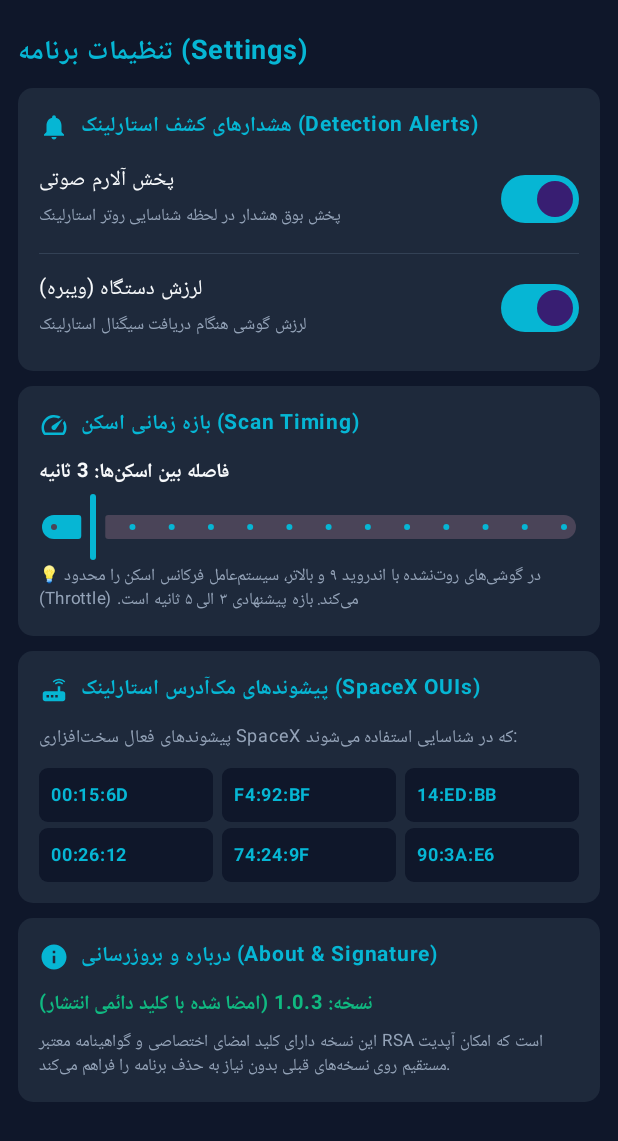
After one commit to samaelleo/starlink-scanner, an Android app built with Jetpack Compose: the composable SettingsScreen shown on its own in the app's theme, on a phone screen of 412 x 824 dp. The commit adds this screen. Shown: the top 1141 px of the screen. Run offline under Robolectric (Android 15) with nearby library versions, the phone set to English and light mode, and no system bars.

Commit message:
Add Android Settings tab, add permanent release signing keystore, and suppress Windows console popups

```diff
--- a/android_project/app/src/main/java/com/starlink/scanner/service/ScanForegroundService.kt
+++ b/android_project/app/src/main/java/com/starlink/scanner/service/ScanForegroundService.kt
@@ -24,6 +24,10 @@ import kotlinx.coroutines.flow.asStateFlow
 class ScanForegroundService : Service() {
 
     companion object {
+        var soundEnabled: Boolean = true
+        var vibrationEnabled: Boolean = true
+        var scanIntervalMs: Long = 3000L
+
         private val _networks = MutableStateFlow<List<WifiNetwork>>(emptyList())
         val networks: StateFlow<List<WifiNetwork>> = _networks.asStateFlow()
 
@@ -100,7 +104,7 @@ class ScanForegroundService : Service() {
                     Log.e("StarlinkScanner", "Wifi startScan error: ${e.message}")
                 }
                 // Check scan results or sleep for next scan interval
-                delay(4000L)
+                delay(scanIntervalMs)
             }
         }
     }
@@ -195,7 +199,7 @@ class ScanForegroundService : Service() {
         // Trigger alert once per BSSID
         if (!alertedBssids.contains(net.bssid)) {
             alertedBssids.add(net.bssid)
-            alarmManager.triggerAlarm()
+            alarmManager.triggerAlarm(soundEnabled, vibrationEnabled)
             notificationHelper.sendDetectionAlert(net.ssid, net.bssid, net.score)
         }
 
--- /dev/null
+++ b/android_project/app/src/main/java/com/starlink/scanner/ui/screens/SettingsScreen.kt
@@ -0,0 +1,220 @@
+package com.starlink.scanner.ui.screens
+
+import android.widget.Toast
+import androidx.compose.foundation.background
+import androidx.compose.foundation.layout.*
+import androidx.compose.foundation.rememberScrollState
+import androidx.compose.foundation.shape.RoundedCornerShape
+import androidx.compose.foundation.verticalScroll
+import androidx.compose.material.icons.Icons
+import androidx.compose.material.icons.filled.Info
+import androidx.compose.material.icons.filled.Notifications
+import androidx.compose.material.icons.filled.Router
+import androidx.compose.material.icons.filled.Speed
+import androidx.compose.material3.*
+import androidx.compose.runtime.*
+import androidx.compose.ui.Alignment
+import androidx.compose.ui.Modifier
+import androidx.compose.ui.graphics.Color
+import androidx.compose.ui.graphics.vector.ImageVector
+import androidx.compose.ui.platform.LocalContext
+import androidx.compose.ui.text.font.FontWeight
+import androidx.compose.ui.unit.dp
+import androidx.compose.ui.unit.sp
+import com.starlink.scanner.scanner.StarlinkScorer
+import com.starlink.scanner.service.ScanForegroundService
+import com.starlink.scanner.ui.theme.*
+
+@Composable
+fun SettingsScreen() {
+    val context = LocalContext.current
+    val scrollState = rememberScrollState()
+
+    var soundEnabled by remember { mutableStateOf(ScanForegroundService.soundEnabled) }
+    var vibrationEnabled by remember { mutableStateOf(ScanForegroundService.vibrationEnabled) }
+    var scanIntervalSeconds by remember { mutableStateOf((ScanForegroundService.scanIntervalMs / 1000).toFloat()) }
+
+    Column(
+        modifier = Modifier
+            .fillMaxSize()
+            .background(StarlinkDarkBg)
+            .padding(12.dp)
+            .verticalScroll(scrollState)
+    ) {
+        Text(
+            text = "تنظیمات برنامه (Settings)",
+            color = StarlinkCyan,
+            fontSize = 18.sp,
+            fontWeight = FontWeight.Bold,
+            modifier = Modifier.padding(vertical = 8.dp)
+        )
+
+        // 1. Alert Settings Card
+        SettingsCard(
+            title = "هشدارهای کشف استارلینک (Detection Alerts)",
+            icon = Icons.Default.Notifications
+        ) {
+            Row(
+                modifier = Modifier
+                    .fillMaxWidth()
+                    .padding(vertical = 4.dp),
+                horizontalArrangement = Arrangement.SpaceBetween,
+                verticalAlignment = Alignment.CenterVertically
+            ) {
+                Column(modifier = Modifier.weight(1f)) {
+                    Text("پخش آلارم صوتی", color = StarlinkTextPrimary, fontSize = 14.sp)
+                    Text("پخش بوق هشدار در لحظه شناسایی روتر استارلینک", color = StarlinkTextSecondary, fontSize = 11.sp)
+                }
+                Switch(
+                    checked = soundEnabled,
+                    onCheckedChange = {
+                        soundEnabled = it
+                        ScanForegroundService.soundEnabled = it
+                    }
+                )
+            }
+
+            Divider(color = Color(0xFF334155), thickness = 0.5.dp, modifier = Modifier.padding(vertical = 8.dp))
+
+            Row(
+                modifier = Modifier
+                    .fillMaxWidth()
+                    .padding(vertical = 4.dp),
+                horizontalArrangement = Arrangement.SpaceBetween,
+                verticalAlignment = Alignment.CenterVertically
+            ) {
+                Column(modifier = Modifier.weight(1f)) {
+                    Text("لرزش دستگاه (ویبره)", color = StarlinkTextPrimary, fontSize = 14.sp)
+                    Text("لرزش گوشی هنگام دریافت سیگنال استارلینک", color = StarlinkTextSecondary, fontSize = 11.sp)
+                }
+                Switch(
+                    checked = vibrationEnabled,
+                    onCheckedChange = {
+                        vibrationEnabled = it
+                        ScanForegroundService.vibrationEnabled = it
+                    }
+                )
+            }
+        }
+
+        Spacer(modifier = Modifier.height(10.dp))
+
+        // 2. Scan Throttling & Timing
+        SettingsCard(
+            title = "بازه زمانی اسکن (Scan Timing)",
+            icon = Icons.Default.Speed
+        ) {
+            Text(
+                text = "فاصله بین اسکن‌ها: ${scanIntervalSeconds.toInt()} ثانیه",
+                color = StarlinkTextPrimary,
+                fontSize = 13.sp,
+                fontWeight = FontWeight.Bold
+            )
+            Slider(
+                value = scanIntervalSeconds,
+                onValueChange = {
+                    scanIntervalSeconds = it
+                    ScanForegroundService.scanIntervalMs = (it * 1000).toLong()
+                },
+                valueRange = 2f..15f,
+                steps = 12
+            )
+            Text(
+                text = "💡 در گوشی‌های روت‌نشده با اندروید ۹ و بالاتر، سیستم‌عامل فرکانس اسکن را محدود (Throttle) می‌کند. بازه پیشنهادی ۳ الی ۵ ثانیه است.",
+                color = StarlinkTextSecondary,
+                fontSize = 11.sp,
+                lineHeight = 16.sp
+            )
+        }
+
+        Spacer(modifier = Modifier.height(10.dp))
+
+        // 3. SpaceX Active OUIs
+        SettingsCard(
+            title = "پیشوندهای مک‌آدرس استارلینک (SpaceX OUIs)",
+            icon = Icons.Default.Router
+        ) {
+            Text(
+                text = "پیشوندهای فعال سخت‌افزاری SpaceX که در شناسایی استفاده می‌شوند:",
+                color = StarlinkTextSecondary,
+                fontSize = 12.sp
+            )
+            Spacer(modifier = Modifier.height(8.dp))
+
+            val ouis = StarlinkScorer.DEFAULT_SPACEX_OUIS.toList()
+            Column(verticalArrangement = Arrangement.spacedBy(4.dp)) {
+                ouis.chunked(3).forEach { rowOuis ->
+                    Row(
+                        modifier = Modifier.fillMaxWidth(),
+                        horizontalArrangement = Arrangement.spacedBy(6.dp)
+                    ) {
+                        rowOuis.forEach { oui ->
+                            Surface(
+                                color = Color(0xFF0F172A),
+                                shape = RoundedCornerShape(6.dp),
+                                modifier = Modifier.weight(1f)
+                            ) {
+                                Text(
+                                    text = oui,
+                                    color = StarlinkCyan,
+                                    fontSize = 12.sp,
+                                    fontWeight = FontWeight.Bold,
+                                    modifier = Modifier.padding(horizontal = 8.dp, vertical = 6.dp)
+                                )
+                            }
+                        }
+                    }
+                }
+            }
+        }
+
+        Spacer(modifier = Modifier.height(10.dp))
+
+        // 4. About & Version Info
+        SettingsCard(
+            title = "درباره و بروزرسانی (About & Signature)",
+            icon = Icons.Default.Info
+        ) {
+            Text(
+                text = "نسخه: 1.0.3 (امضا شده با کلید دائمی انتشار)",
+                color = StarlinkGreen,
+                fontSize = 13.sp,
+                fontWeight = FontWeight.Bold
+            )
+            Spacer(modifier = Modifier.height(4.dp))
+            Text(
+                text = "این نسخه دارای کلید امضای اختصاصی و گواهینامه معتبر RSA است که امکان آپدیت مستقیم روی نسخه‌های قبلی بدون نیاز به حذف برنامه را فراهم می‌کند.",
+                color = StarlinkTextSecondary,
+                fontSize = 11.sp,
+                lineHeight = 16.sp
+            )
+        }
+
+        Spacer(modifier = Modifier.height(20.dp))
+    }
+}
+
+@Composable
+fun SettingsCard(
+    title: String,
+    icon: ImageVector,
+    content: @Composable ColumnScope.() -> Unit
+) {
+    Card(
+        modifier = Modifier.fillMaxWidth(),
+        colors = CardDefaults.cardColors(containerColor = StarlinkCardBg),
+        shape = RoundedCornerShape(10.dp)
+    ) {
+        Column(modifier = Modifier.padding(14.dp)) {
+            Row(
+                verticalAlignment = Alignment.CenterVertically,
+                modifier = Modifier.padding(bottom = 8.dp)
+            ) {
+                Icon(icon, contentDescription = null, tint = StarlinkCyan, modifier = Modifier.size(20.dp))
+                Spacer(modifier = Modifier.width(8.dp))
+                Text(title, color = StarlinkCyan, fontSize = 14.sp, fontWeight = FontWeight.Bold)
+            }
+            content()
+        }
+    }
+}
```
Also changed, not shown: android_project/app/build.gradle.kts (+17 -2 lines), android_project/app/src/main/java/com/starlink/scanner/MainActivity.kt (+6 -2 lines), 4 other files.
